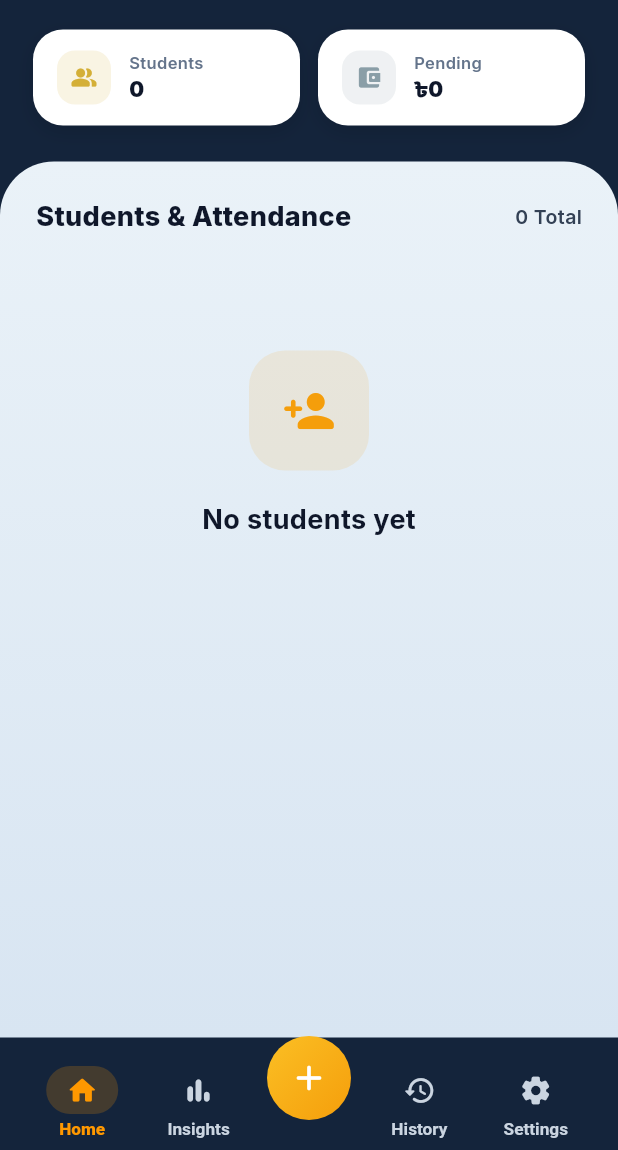
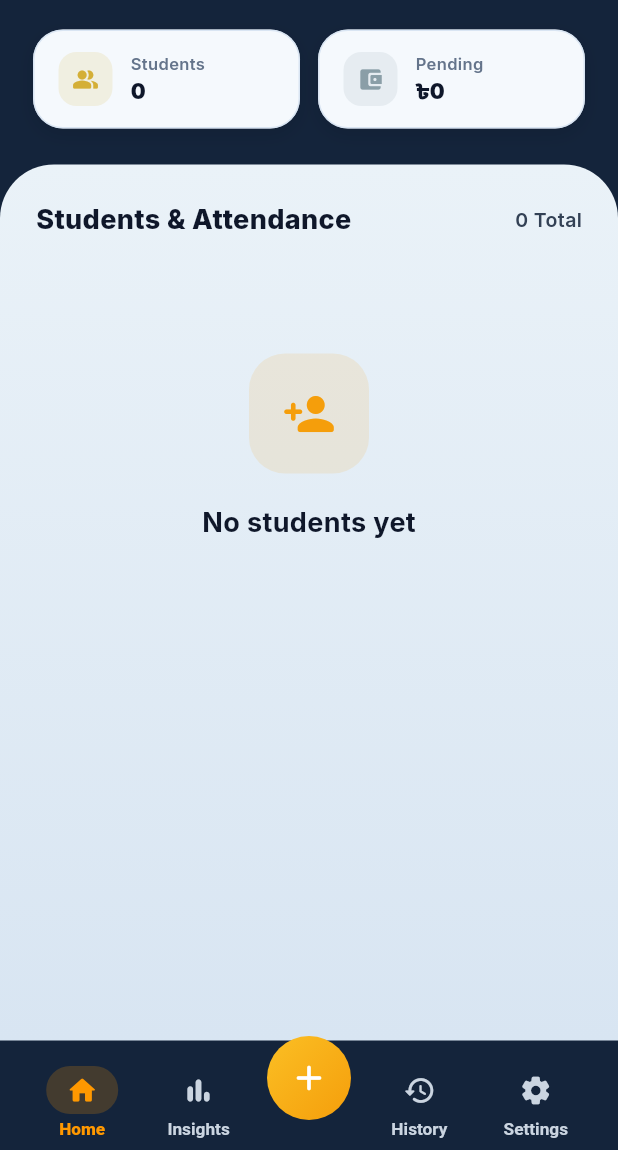
Before and after one commit to Knecrow/Tutracker, a Flutter app: the screen it shows after launch, on a phone screen of 412 x 824 dp, the part 86-1236 px from its top. Run offline on Flutter 3.47's test engine with Material 3 defaults, Android fonts, the phone set to English and light mode, and no system bars; our stand-ins replace fl_chart, flutter_riverpod, go_router, google_fonts, hive, hive_flutter; accounts and stored records are empty.

Commit message:
Set header cards background to soft icy off-white AppColors.sheetSurface tone

```diff
--- a/lib/presentation/screens/analytics/analytics_screen.dart
+++ b/lib/presentation/screens/analytics/analytics_screen.dart
@@ -292,11 +292,12 @@ class _HeaderStatChip extends StatelessWidget {
       child: Container(
         padding: const EdgeInsets.symmetric(horizontal: 10, vertical: 12),
         decoration: BoxDecoration(
-          color: Colors.white,
+          color: AppColors.sheetSurface,
           borderRadius: BorderRadius.circular(18),
+          border: Border.all(color: AppColors.sheetBorder.withValues(alpha: 0.8), width: 1),
           boxShadow: [
             BoxShadow(
-              color: Colors.black.withValues(alpha: 0.12),
+              color: Colors.black.withValues(alpha: 0.10),
               blurRadius: 10,
               offset: const Offset(0, 4),
             ),
--- a/lib/presentation/screens/history/history_screen.dart
+++ b/lib/presentation/screens/history/history_screen.dart
@@ -191,11 +191,12 @@ class _HeaderStatChip extends StatelessWidget {
       child: Container(
         padding: const EdgeInsets.symmetric(horizontal: 16, vertical: 14),
         decoration: BoxDecoration(
-          color: Colors.white,
+          color: AppColors.sheetSurface,
           borderRadius: BorderRadius.circular(20),
+          border: Border.all(color: AppColors.sheetBorder.withValues(alpha: 0.8), width: 1),
           boxShadow: [
             BoxShadow(
-              color: Colors.black.withValues(alpha: 0.12),
+              color: Colors.black.withValues(alpha: 0.10),
               blurRadius: 10,
               offset: const Offset(0, 4),
             ),
--- a/lib/presentation/screens/home/home_screen.dart
+++ b/lib/presentation/screens/home/home_screen.dart
@@ -166,11 +166,12 @@ class _StatChip extends StatelessWidget {
       child: Container(
         padding: const EdgeInsets.symmetric(horizontal: 16, vertical: 14),
         decoration: BoxDecoration(
-          color: Colors.white,
+          color: AppColors.sheetSurface,
           borderRadius: BorderRadius.circular(20),
+          border: Border.all(color: AppColors.sheetBorder.withValues(alpha: 0.8), width: 1),
           boxShadow: [
             BoxShadow(
-              color: Colors.black.withValues(alpha: 0.12),
+              color: Colors.black.withValues(alpha: 0.10),
               blurRadius: 10,
               offset: const Offset(0, 4),
             ),
--- a/lib/presentation/screens/settings/settings_screen.dart
+++ b/lib/presentation/screens/settings/settings_screen.dart
@@ -254,11 +254,12 @@ class _HeaderStatChip extends StatelessWidget {
       child: Container(
         padding: const EdgeInsets.symmetric(horizontal: 16, vertical: 14),
         decoration: BoxDecoration(
-          color: Colors.white,
+          color: AppColors.sheetSurface,
           borderRadius: BorderRadius.circular(20),
+          border: Border.all(color: AppColors.sheetBorder.withValues(alpha: 0.8), width: 1),
           boxShadow: [
             BoxShadow(
-              color: Colors.black.withValues(alpha: 0.12),
+              color: Colors.black.withValues(alpha: 0.10),
               blurRadius: 10,
               offset: const Offset(0, 4),
             ),
```
